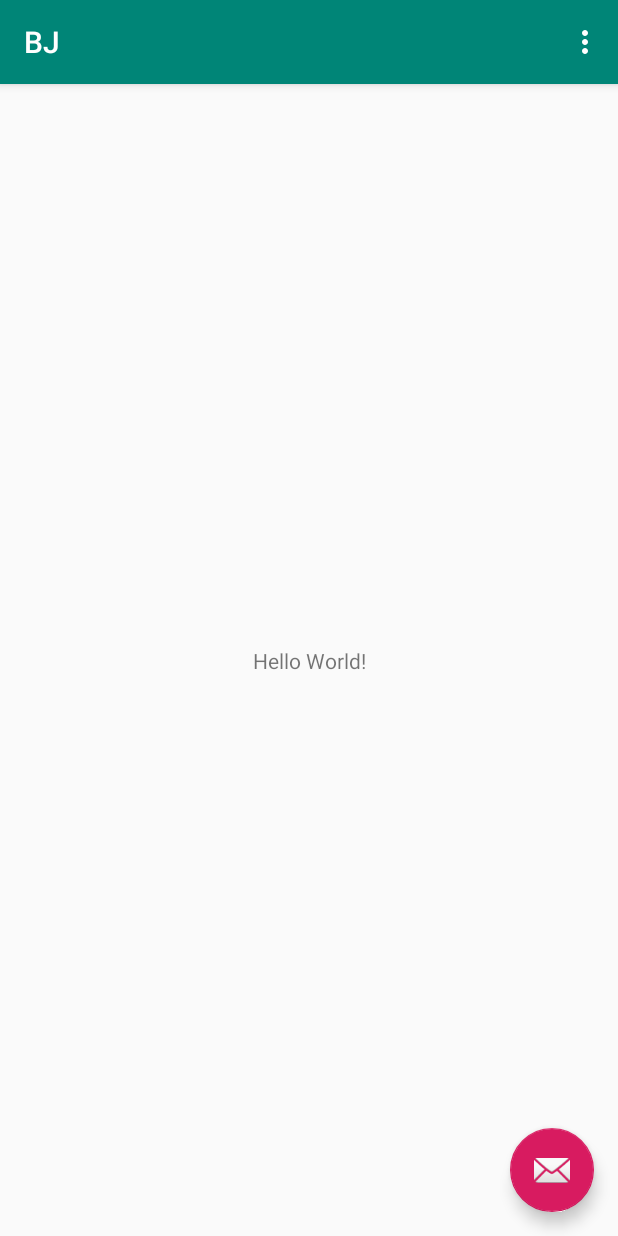
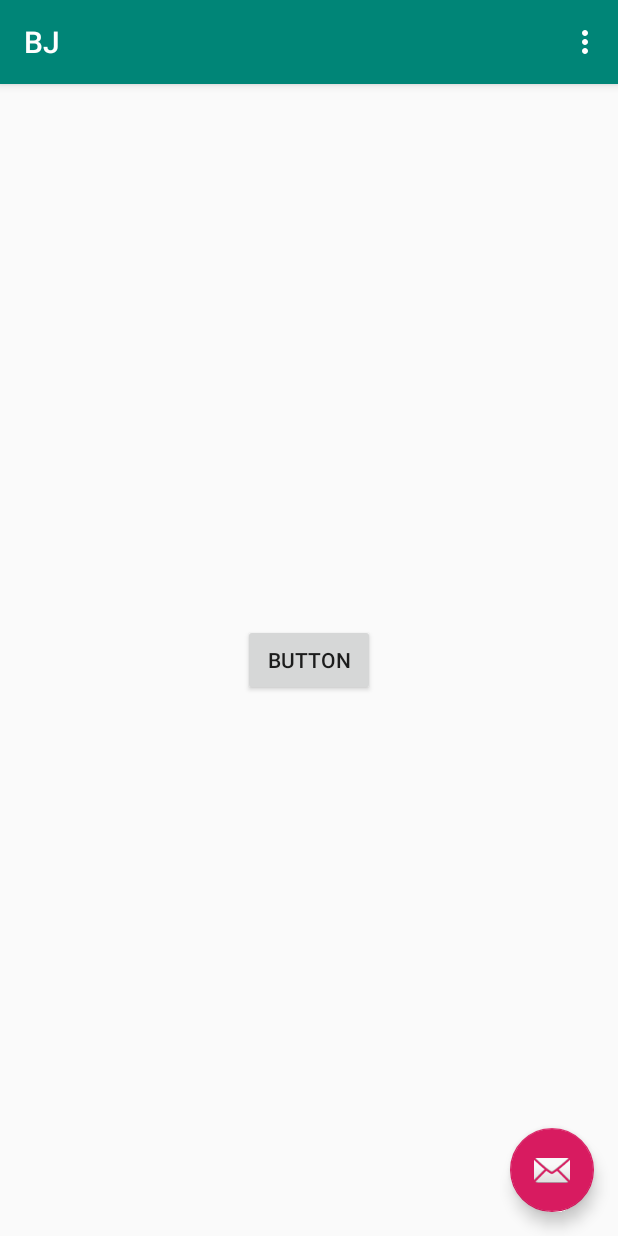
Before and after one commit to Muhra12/BJ_Android, an Android app: the screen it shows after launch (MainActivity), on a phone screen of 412 x 824 dp. Run offline under Robolectric (Android 15) with nearby library versions, the phone set to English and light mode, and no system bars.

Commit message:
here i have add a Button

```diff
--- a/app/src/main/res/layout/content_main.xml
+++ b/app/src/main/res/layout/content_main.xml
@@ -17,4 +17,18 @@
         app:layout_constraintRight_toRightOf="parent"
         app:layout_constraintTop_toTopOf="parent" />
 
+    <Button
+        android:id="@+id/button"
+        android:layout_width="wrap_content"
+        android:layout_height="wrap_content"
+        android:layout_marginStart="8dp"
+        android:layout_marginTop="8dp"
+        android:layout_marginEnd="8dp"
+        android:layout_marginBottom="8dp"
+        android:text="Button"
+        app:layout_constraintBottom_toBottomOf="parent"
+        app:layout_constraintEnd_toEndOf="parent"
+        app:layout_constraintStart_toStartOf="parent"
+        app:layout_constraintTop_toTopOf="parent" />
+
 </android.support.constraint.ConstraintLayout>
```
